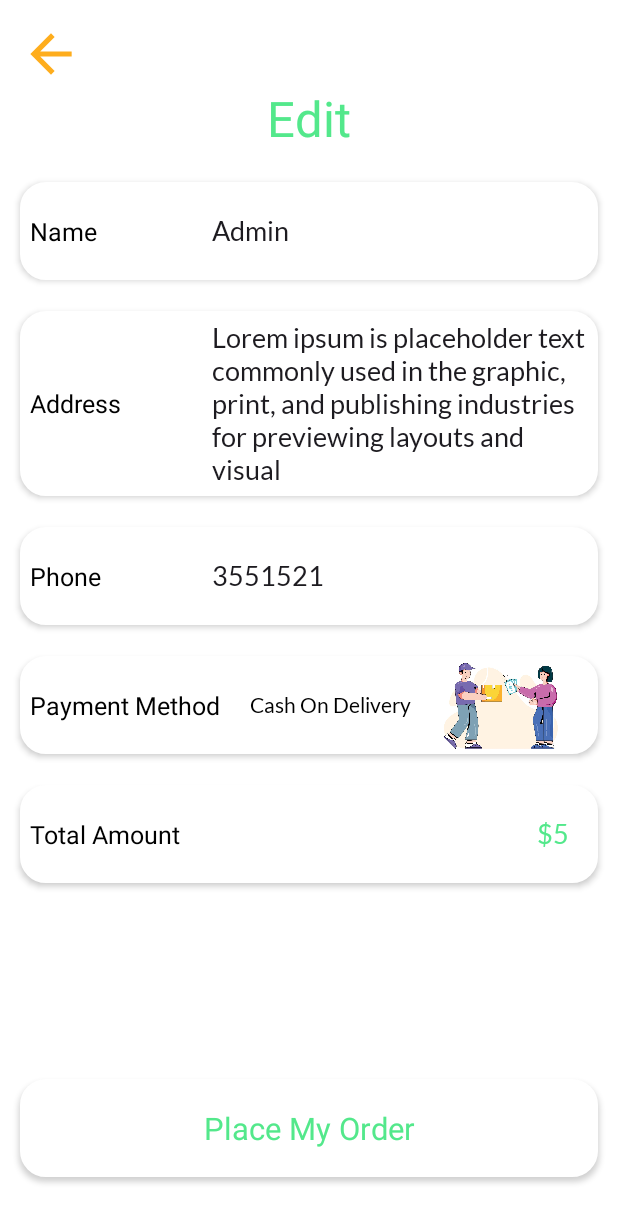
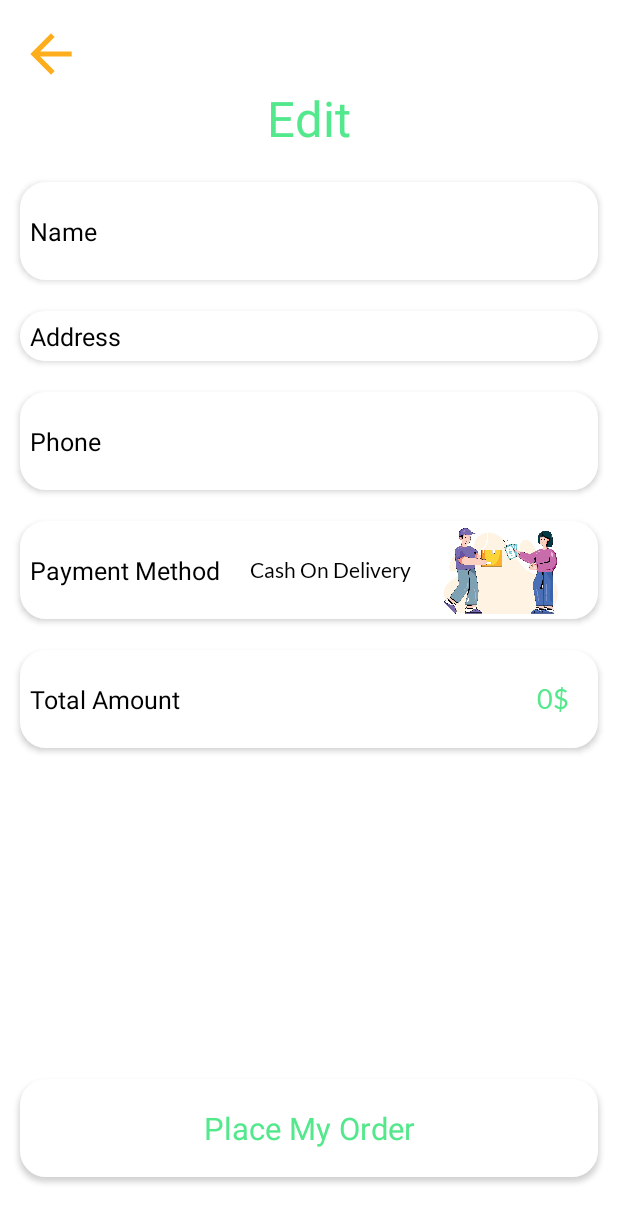
Before and after one commit to Swarnima2004/FoodieWorld, an Android app: the CartFragment screen opened through its navigation route, after a tap on "Proceed", on a phone screen of 412 x 824 dp. Shown: the top 1223 px of the screen. Run offline under Robolectric (Android 15) with nearby library versions, the phone set to English and light mode, and no system bars; our stand-ins replace Firebase (no records; nobody signed in at launch, a user with empty details on screens opened directly), navigation-ui, sdp/ssp sizes; libraries missing offline, so code that uses them is left out: com.denzcoskun.imageslider; Roboto replaces fonts that are not available here; 7 statements that could not run were skipped.

Commit message:
payout functionaliy added

```diff
--- a/app/src/main/java/com/example/foodieworld/Adapter/CartAdapter.kt
+++ b/app/src/main/java/com/example/foodieworld/Adapter/CartAdapter.kt
@@ -96,6 +96,7 @@ class CartAdapter(
         private fun decreaseQuantity(position: Int) {
             if (itemQuantities[position] > 1) {
                 itemQuantities[position]--
+                cartquantity[position] = itemQuantities[position]
                 binding.CartItenQuantity.text = itemQuantities[position].toString()
             }
         }
@@ -103,6 +104,7 @@ class CartAdapter(
         private fun increaseQuantity(position: Int) {
             if (itemQuantities[position] < 10) {
                 itemQuantities[position]++
+                cartquantity[position] = itemQuantities[position]
                 binding.CartItenQuantity.text = itemQuantities[position].toString()
             }
         }
--- a/app/src/main/java/com/example/foodieworld/Fragments/CartFragment.kt
+++ b/app/src/main/java/com/example/foodieworld/Fragments/CartFragment.kt
@@ -111,19 +111,13 @@ class CartFragment : Fragment() {
     ) {
         if (isAdded && context != null) {
             val intent = Intent(requireContext(), buyAndPay::class.java)
-//            intent.putExtra("FoodItemName", foodName as Array<String>)
-//            intent.putExtra("FoodItemPrice", foodPrice as Array<String>)
-//            intent.putExtra("FoodItemImage", foodimage as Array<String>)
-//            intent.putExtra("FoodItemDescription", foodDescription as Array<String>)
-//            intent.putExtra("FoodItemIngredients", foodIngridents as Array<String>)
-//            intent.putExtra("FoodItemQualities", foodQuantities as Array<Int>)
+            intent.putExtra("FoodItemName", foodName as ArrayList<String>)
+            intent.putExtra("FoodItemPrice", foodPrice as ArrayList<String>)
+            intent.putExtra("FoodItemImage", foodimage as ArrayList<String>)
+            intent.putExtra("FoodItemDescription", foodDescription as ArrayList<String>)
+            intent.putExtra("FoodItemIngredients", foodIngridents as ArrayList<String>)
+            intent.putExtra("FoodItemQualities", foodQuantities as ArrayList<Int>)
 
-            intent.putExtra("FoodItemName", foodName.toTypedArray())
-            intent.putExtra("FoodItemPrice", foodPrice.toTypedArray())
-            intent.putExtra("FoodItemImage", foodimage.toTypedArray())
-            intent.putExtra("FoodItemDescription", foodDescription.toTypedArray())
-            intent.putExtra("FoodItemIngredients", foodIngridents.toTypedArray())
-            intent.putExtra("FoodItemQualities", foodQuantities.toTypedArray())
 
             startActivity(intent)
         }
--- a/app/src/main/java/com/example/foodieworld/Fragments/HomeFragment.kt
+++ b/app/src/main/java/com/example/foodieworld/Fragments/HomeFragment.kt
@@ -60,7 +60,7 @@ class HomeFragment : Fragment() {
             override fun onDataChange(snapshot: DataSnapshot) {
                 for(foodSnapShots in snapshot.children){
                     val menuItem = foodSnapShots.getValue(menuItem::class.java)
-                     menuItem?.let{ menuItems.add(it)}
+                    menuItem?.let{ menuItems.add(it)}
                 }
                 //display random popular items
                 randomPopularItems()
@@ -69,7 +69,7 @@ class HomeFragment : Fragment() {
 
 
             override fun onCancelled(error: DatabaseError) {
-                TODO("Not yet implemented")
+                Toast.makeText(context, "Unable to fetch data", Toast.LENGTH_SHORT).show()
             }
         })
     }
--- a/app/src/main/java/com/example/foodieworld/buyAndPay.kt
+++ b/app/src/main/java/com/example/foodieworld/buyAndPay.kt
@@ -1,10 +1,134 @@
+//package com.example.foodieworld
+//
+//import android.os.Bundle
+//import androidx.activity.enableEdgeToEdge
+//import androidx.appcompat.app.AppCompatActivity
+//import androidx.core.view.ViewCompat
+//import androidx.core.view.WindowInsetsCompat
+//import com.example.foodieworld.Fragments.confirmBottomSheet
+//import com.example.foodieworld.databinding.ActivityBuyAndPayBinding
+//import com.example.foodieworld.databinding.BuyAgainItemBinding
+//import com.google.firebase.auth.FirebaseAuth
+//import com.google.firebase.database.DataSnapshot
+//import com.google.firebase.database.DatabaseError
+//import com.google.firebase.database.DatabaseReference
+//import com.google.firebase.database.FirebaseDatabase
+//import com.google.firebase.database.ValueEventListener
+//
+//class buyAndPay : AppCompatActivity() {
+//    private lateinit var binding:ActivityBuyAndPayBinding
+//
+//    private lateinit var auth: FirebaseAuth
+//    private lateinit var databaseRefrence: DatabaseReference
+//    private lateinit var Name :String
+//    private lateinit var Address :String
+//    private lateinit var Price :String
+//    private lateinit var  Amount :String
+//    private lateinit var foodItemName:  ArrayList<String>
+//    private lateinit var foodItemPrice: ArrayList<String>
+//    private lateinit var foodItemImage :ArrayList<String>
+//    private lateinit var foodItemDescription: ArrayList<String>
+//    private lateinit var foodItemIngredient :  ArrayList<String>
+//    private lateinit var foodItemQuantities : ArrayList<Int>
+//    private lateinit var userID :String
+//
+//    override fun onCreate(savedInstanceState: Bundle?) {
+//        super.onCreate(savedInstanceState)
+//        enableEdgeToEdge()
+//        binding = ActivityBuyAndPayBinding.inflate(layoutInflater)
+//        setContentView(binding.root)
+//        ViewCompat.setOnApplyWindowInsetsListener(findViewById(R.id.main)) { v, insets ->
+//            val systemBars = insets.getInsets(WindowInsetsCompat.Type.systemBars())
+//            v.setPadding(systemBars.left, systemBars.top, systemBars.right, systemBars.bottom)
+//            insets
+//        }
+//        //initialising firebase
+//        auth = FirebaseAuth.getInstance()
+//        databaseRefrence = FirebaseDatabase.getInstance().getReference()
+//
+//        //set data
+//        setUserData()
+//
+//        //get the user details from firebase
+//        val intent = intent
+//
+//         foodItemName = intent.getStringArrayListExtra("FoodItemName") as ArrayList<String>
+//         foodItemPrice = intent.getStringArrayListExtra("FoodItemPrice") as ArrayList<String>
+//         foodItemImage = intent.getStringArrayListExtra("FoodItemImage") as ArrayList<String>
+//         foodItemDescription = intent.getStringArrayListExtra("FoodItemDescription") as ArrayList<String>
+//         foodItemIngredient = intent.getStringArrayListExtra("FoodItemIngredients") as ArrayList<String>
+//         foodItemQuantities = intent.getIntegerArrayListExtra("FoodItemQuantities") as ArrayList<Int>
+//
+//         Amount = CalculateTotalAmount().toString() + "$"
+////        binding.price.isEnabled = false
+//        binding.price.setText(Amount)
+//
+//
+//
+//        binding.placeorderbtn.setOnClickListener {
+//            val bottomSheetDialog = confirmBottomSheet()
+//            bottomSheetDialog.show(supportFragmentManager,"test")
+//        }
+//    }
+//
+//    private fun CalculateTotalAmount(): Int {
+//        var totalAmount = 0;
+//        for (i in 0 until foodItemPrice.size) {
+//            var price = foodItemPrice[i]
+//            val lastChar = price.last()
+//            val priceIntValue = if (lastChar == '$') {
+//                price.dropLast(1).toInt()
+//            }
+//            else{
+//                price.toInt()
+//            }
+//            var quantity = foodItemQuantities[i]
+//            totalAmount += priceIntValue*quantity
+//        }
+//        return totalAmount
+//    }
+//
+//    private fun setUserData() {
+//        val user = auth.currentUser
+//        if( user != null){
+//          val userID = user.uid
+//            val userReference = databaseRefrence.child("user").child(userID)
+//
+//            userReference.addListenerForSingleValueEvent(object : ValueEventListener{
+//                override fun onDataChange(snapshot: DataSnapshot) {
+//                    if(snapshot.exists()){
+//                        val names = snapshot.child("name").getValue(String::class.java)?:""
+//                        val addresses = snapshot.child("address").getValue(String::class.java)?:""
+//                        val phones = snapshot.child("phone").getValue(String::class.java)?:""
+//
+//                        binding.apply{
+//                            name.setText(names)
+//                            address.setText(addresses)
+//                            phone.setText(phones)
+//                        }
+//                    }
+//
+//                }
+//
+//                override fun onCancelled(error: DatabaseError) {
+//
+//                }
+//
+//            })
+//
+//        }
+//    }
+//}
+
 package com.example.foodieworld
 
+import android.content.Intent
 import android.os.Bundle
 import androidx.activity.enableEdgeToEdge
 import androidx.appcompat.app.AppCompatActivity
 import androidx.core.view.ViewCompat
 import androidx.core.view.WindowInsetsCompat
+import com.example.foodieworld.Fragments.CartFragment
 import com.example.foodieworld.Fragments.confirmBottomSheet
 import com.example.foodieworld.databinding.ActivityBuyAndPayBinding
 import com.example.foodieworld.databinding.BuyAgainItemBinding
@@ -24,12 +148,12 @@ class buyAndPay : AppCompatActivity() {
     private lateinit var Address :String
     private lateinit var Price :String
     private lateinit var  Amount :String
-    private lateinit var foodItemName:  Array<String>
-    private lateinit var FoodItemPrice: Array<String>
-    private lateinit var FoodItemImage :Array<String>
-    private lateinit var FoodItemDescription: Array<String>
-    private lateinit var FoodItemIngredient :  Array<String>
-    private lateinit var FoodItemQuantities : Array<Int>
+    private lateinit var foodItemName:  ArrayList<String>
+    private lateinit var foodItemPrice: ArrayList<String>
+    private lateinit var foodItemImage :ArrayList<String>
+    private lateinit var foodItemDescription: ArrayList<String>
+    private lateinit var foodItemIngredient :  ArrayList<String>
+    private lateinit var foodItemQuantities : ArrayList<Int>
     private lateinit var userID :String
 
     override fun onCreate(savedInstanceState: Bundle?) {
@@ -48,16 +172,51 @@ class buyAndPay : AppCompatActivity() {
 
         //set data
         setUserData()
+
+        //get user details from firebase
+        val intent = intent
+        foodItemName = intent.getStringArrayListExtra("FoodItemName") as ArrayList<String>
+        foodItemPrice = intent.getStringArrayListExtra("FoodItemPrice") as ArrayList<String>
+        foodItemImage = intent.getStringArrayListExtra("FoodItemImage") as ArrayList<String>
+        foodItemDescription = intent.getStringArrayListExtra("FoodItemDescription") as ArrayList<String>
+        foodItemIngredient = intent.getStringArrayListExtra("FoodItemIngredients") as ArrayList<String>
+        foodItemQuantities = intent.getIntegerArrayListExtra("FoodItemQualities") as ArrayList<Int>
+
+        Amount = CalculateTotalAmount().toString() + "$"
+        binding.price.isEnabled = false
+        binding.price.setText(Amount)
+
+         binding.backBtn.setOnClickListener {
+             finish()
+         }
+
         binding.placeorderbtn.setOnClickListener {
             val bottomSheetDialog = confirmBottomSheet()
             bottomSheetDialog.show(supportFragmentManager,"test")
         }
     }
 
+    private fun CalculateTotalAmount(): Int {
+     var totalAmount = 0
+        for( i in 0 until  foodItemPrice.size){
+            var price = foodItemPrice[i]
+            val lastchar = price.last()
+            val priceIntValue = if (lastchar == '$'){
+                price.dropLast(1).toInt()
+            }
+            else{
+                price.toInt()
+            }
+            var quantity = foodItemQuantities[i]
+            totalAmount += priceIntValue*quantity
+        }
+        return totalAmount
+    }
+
     private fun setUserData() {
         val user = auth.currentUser
         if( user != null){
-          val userID = user.uid
+            val userID = user.uid
             val userReference = databaseRefrence.child("user").child(userID)
 
             userReference.addListenerForSingleValueEvent(object : ValueEventListener{
--- a/app/src/main/java/com/example/foodieworld/foodDetails.kt
+++ b/app/src/main/java/com/example/foodieworld/foodDetails.kt
@@ -66,7 +66,7 @@ class foodDetails : AppCompatActivity() {
         //save data to cart items to firebase
 
         database.child("user").child(userId).child("Cartitems").push().setValue(cartItem).addOnSuccessListener{
-            Toast.makeText(this, "This Item Added to the crt successfully😊😊", Toast.LENGTH_SHORT).show()
+            Toast.makeText(this, "This Item Added to the cart successfully😊😊", Toast.LENGTH_SHORT).show()
         }.addOnFailureListener {
             Toast.makeText(this, "Item not added", Toast.LENGTH_SHORT).show()
         }
--- a/app/src/main/java/com/example/foodieworld/model/userModel.kt
+++ b/app/src/main/java/com/example/foodieworld/model/userModel.kt
@@ -3,5 +3,7 @@ package com.example.foodieworld.model
 data class userModel(
   val name : String?=null,
   val email : String?=null,
-  val password : String?= null
+  val password : String?= null,
+  val phone : String?= null,
+  val address : String?= null
 )
--- a/app/src/main/res/layout/activity_buy_and_pay.xml
+++ b/app/src/main/res/layout/activity_buy_and_pay.xml
@@ -16,7 +16,7 @@
         >
 
         <ImageButton
-            android:id="@+id/button5"
+            android:id="@+id/backBtn"
             android:layout_width="@dimen/_32sdp"
             android:layout_height="@dimen/_32sdp"
             android:layout_marginStart="@dimen/_10sdp"
@@ -69,7 +69,7 @@
                 android:fontFamily="@font/lato"
                 android:inputType="text"
                 android:minHeight="48dp"
-                android:text="Admin" />
+                 />
         </LinearLayout>
         <LinearLayout
             android:layout_width="match_parent"
@@ -104,10 +104,7 @@
                 android:ems="10"
                 android:fontFamily="@font/lato"
                 android:inputType="textMultiLine"
-                android:text="Lorem ipsum is placeholder text
-commonly used in the graphic,
-print, and publishing industries
-for previewing layouts and visual " />
+                 />
         </LinearLayout>
         <LinearLayout
             android:layout_width="match_parent"
@@ -142,7 +139,7 @@ for previewing layouts and visual " />
                 android:fontFamily="@font/lato"
                 android:inputType="number"
                 android:minHeight="48dp"
-                android:text="3551521" />
+                 />
         </LinearLayout>
         <LinearLayout
             android:layout_width="match_parent"
--- a/gradle/libs.versions.toml
+++ b/gradle/libs.versions.toml
@@ -1,5 +1,5 @@
 [versions]
-agp = "8.7.0"
+agp = "8.7.2"
 kotlin = "1.9.0"
 coreKtx = "1.13.1"
 junit = "4.13.2"
```
Also changed, not shown: app/src/main/java/com/example/foodieworld/Fragments/ProfileFragment.kt (+70 -4 lines), app/src/main/res/layout/fragment_profile.xml (+11 -10 lines), app/src/main/res/layout/menu_item.xml (+8 -9 lines).
